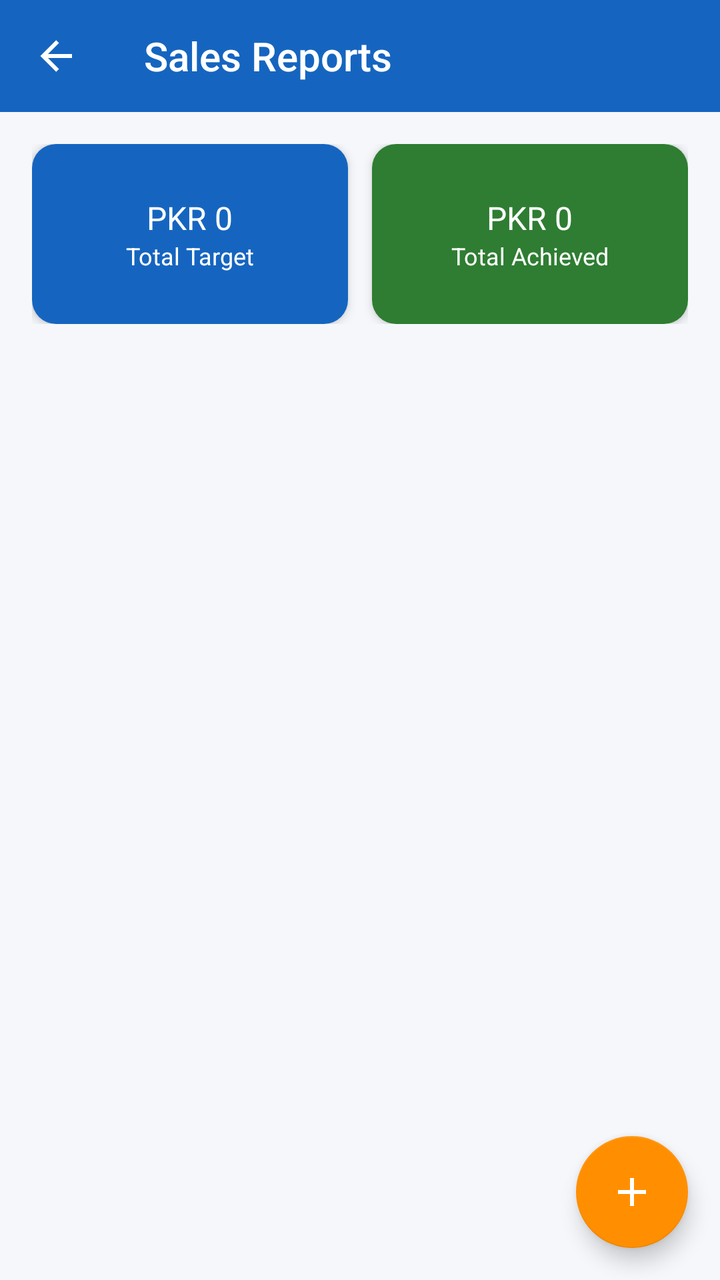
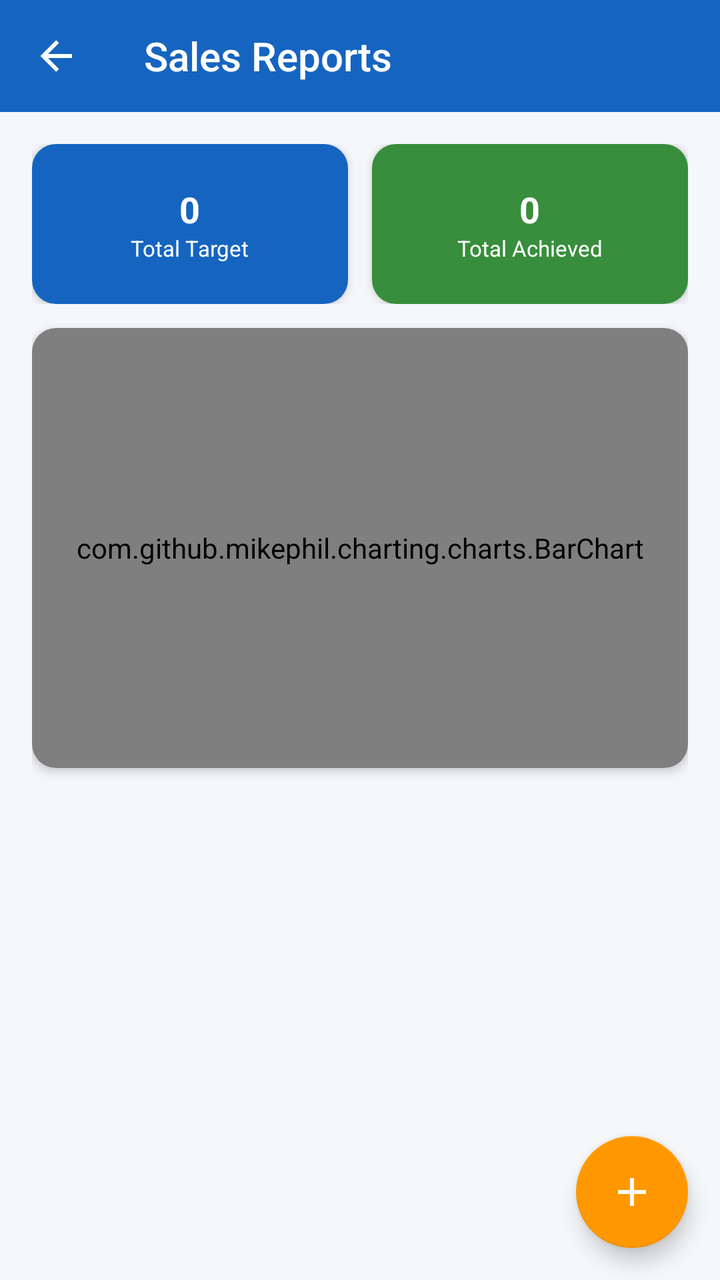

An Android layout rendered at two revisions. The XML below is the earlier revision; the diff shows what the commit changed to produce the second picture.
<!-- AndroidManifest.xml: application theme Theme.WorkVerse -->
<!-- res/layout/activity_admin_sales_report.xml -->
<?xml version="1.0" encoding="utf-8"?>
<androidx.coordinatorlayout.widget.CoordinatorLayout xmlns:android="http://schemas.android.com/apk/res/android"
    xmlns:app="http://schemas.android.com/apk/res-auto"
    android:layout_width="match_parent" android:layout_height="match_parent"
    android:background="@color/background">
    <LinearLayout android:layout_width="match_parent" android:layout_height="match_parent"
        android:orientation="vertical">
        <androidx.appcompat.widget.Toolbar android:id="@+id/toolbar"
            android:layout_width="match_parent" android:layout_height="?attr/actionBarSize"
            style="@style/WorkVerse.Toolbar" app:title="Sales Reports" app:navigationIcon="@drawable/ic_back"/>
        <ScrollView android:layout_width="match_parent" android:layout_height="0dp" android:layout_weight="1">
            <LinearLayout android:layout_width="match_parent" android:layout_height="wrap_content"
                android:orientation="vertical" android:padding="16dp">
                <LinearLayout android:layout_width="match_parent" android:layout_height="wrap_content"
                    android:orientation="horizontal" android:layout_marginBottom="12dp">
                    <androidx.cardview.widget.CardView android:layout_width="0dp" android:layout_height="90dp"
                        android:layout_weight="1" android:layout_marginEnd="6dp"
                        app:cardCornerRadius="12dp" app:cardElevation="3dp">
                        <LinearLayout android:layout_width="match_parent" android:layout_height="match_parent"
                            android:background="@color/card_blue" android:gravity="center" android:orientation="vertical">
                            <TextView android:id="@+id/tvStat1" android:layout_width="wrap_content"
                                android:layout_height="wrap_content" android:text="PKR 0"
                                android:textColor="@android:color/white" android:textSize="16sp" android:fontFamily="sans-serif-bold"/>
                            <TextView android:layout_width="wrap_content" android:layout_height="wrap_content"
                                android:text="Total Target" android:textColor="@android:color/white" android:textSize="12sp"/>
                        </LinearLayout>
                    </androidx.cardview.widget.CardView>
                    <androidx.cardview.widget.CardView android:layout_width="0dp" android:layout_height="90dp"
                        android:layout_weight="1" android:layout_marginStart="6dp"
                        app:cardCornerRadius="12dp" app:cardElevation="3dp">
                        <LinearLayout android:layout_width="match_parent" android:layout_height="match_parent"
                            android:background="@color/card_green" android:gravity="center" android:orientation="vertical">
                            <TextView android:id="@+id/tvStat2" android:layout_width="wrap_content"
                                android:layout_height="wrap_content" android:text="PKR 0"
                                android:textColor="@android:color/white" android:textSize="16sp" android:fontFamily="sans-serif-bold"/>
                            <TextView android:layout_width="wrap_content" android:layout_height="wrap_content"
                                android:text="Total Achieved" android:textColor="@android:color/white" android:textSize="12sp"/>
                        </LinearLayout>
                    </androidx.cardview.widget.CardView>
                </LinearLayout>
                <androidx.recyclerview.widget.RecyclerView android:id="@+id/recyclerView"
                    android:layout_width="match_parent" android:layout_height="wrap_content"
                    android:nestedScrollingEnabled="false" android:paddingBottom="80dp"
                    android:clipToPadding="false"/>
                <TextView android:id="@+id/tvEmpty" android:layout_width="match_parent"
                    android:layout_height="wrap_content" android:text="No sales records yet. Tap + to add."
                    android:gravity="center" android:padding="40dp"
                    android:textColor="@color/text_secondary" android:textSize="15sp" android:visibility="gone"/>
            </LinearLayout>
        </ScrollView>
        <ProgressBar android:id="@+id/progressBar" android:layout_width="wrap_content"
            android:layout_height="wrap_content" android:layout_gravity="center" android:visibility="gone"/>
    </LinearLayout>
    <com.google.android.material.floatingactionbutton.FloatingActionButton
        android:id="@+id/fabAdd"
        android:layout_width="wrap_content" android:layout_height="wrap_content"
        android:layout_gravity="bottom|end" android:layout_margin="16dp"
        app:srcCompat="@drawable/ic_add" app:tint="@android:color/white"/>
</androidx.coordinatorlayout.widget.CoordinatorLayout>
<!-- resources referenced by this layout -->
<resources>
  <color name="background">#F5F7FA</color>
  <color name="card_blue">#1565C0</color>
  <color name="card_green">#2E7D32</color>
  <color name="text_secondary">#757575</color>
  <!-- drawable ic_add (drawable) -->
  <?xml version="1.0" encoding="utf-8"?>
  <vector xmlns:android="http://schemas.android.com/apk/res/android" android:width="24dp" android:height="24dp" android:viewportWidth="24" android:viewportHeight="24">
      <path android:fillColor="#FFFFFF" android:pathData="M19,13H13V19H11V13H5V11H11V5H13V11H19V13Z"/>
  </vector>
  <!-- drawable ic_back (drawable) -->
  <?xml version="1.0" encoding="utf-8"?>
  <vector xmlns:android="http://schemas.android.com/apk/res/android" android:width="24dp" android:height="24dp" android:viewportWidth="24" android:viewportHeight="24">
      <path android:fillColor="#FFFFFF" android:pathData="M20,11V13H8L13.5,18.5L12.08,19.92L4.16,12L12.08,4.08L13.5,5.5L8,11H20Z"/>
  </vector>
  <style name="WorkVerse.Toolbar" parent="Widget.AppCompat.Toolbar">
          <item name="android:background">@color/primary</item>
          <item name="android:theme">@style/ThemeOverlay.AppCompat.Dark.ActionBar</item>
      </style>
  <style name="Theme.WorkVerse" parent="Theme.MaterialComponents.Light.NoActionBar">
          <item name="colorPrimary">@color/primary</item>
          <item name="colorPrimaryVariant">@color/primary_dark</item>
          <item name="colorOnPrimary">@color/white</item>
          <item name="colorSecondary">@color/accent</item>
          <item name="android:colorBackground">@color/background</item>
          <item name="android:statusBarColor">@color/primary_dark</item>
      </style>
  <color name="primary">#1565C0</color>
  <color name="primary_dark">#0D47A1</color>
  <color name="white">#FFFFFF</color>
  <color name="accent">#FF8F00</color>
</resources>

<!-- the commit's change to res/layout/activity_admin_sales_report.xml (unified diff, before → after) -->
@@ -1,59 +1,144 @@
 <?xml version="1.0" encoding="utf-8"?>
 <androidx.coordinatorlayout.widget.CoordinatorLayout xmlns:android="http://schemas.android.com/apk/res/android"
     xmlns:app="http://schemas.android.com/apk/res-auto"
-    android:layout_width="match_parent" android:layout_height="match_parent"
+    android:layout_width="match_parent"
+    android:layout_height="match_parent"
     android:background="@color/background">
-    <LinearLayout android:layout_width="match_parent" android:layout_height="match_parent"
+
+    <LinearLayout
+        android:layout_width="match_parent"
+        android:layout_height="match_parent"
         android:orientation="vertical">
-        <androidx.appcompat.widget.Toolbar android:id="@+id/toolbar"
-            android:layout_width="match_parent" android:layout_height="?attr/actionBarSize"
-            style="@style/WorkVerse.Toolbar" app:title="Sales Reports" app:navigationIcon="@drawable/ic_back"/>
-        <ScrollView android:layout_width="match_parent" android:layout_height="0dp" android:layout_weight="1">
-            <LinearLayout android:layout_width="match_parent" android:layout_height="wrap_content"
-                android:orientation="vertical" android:padding="16dp">
-                <LinearLayout android:layout_width="match_parent" android:layout_height="wrap_content"
-                    android:orientation="horizontal" android:layout_marginBottom="12dp">
-                    <androidx.cardview.widget.CardView android:layout_width="0dp" android:layout_height="90dp"
-                        android:layout_weight="1" android:layout_marginEnd="6dp"
-                        app:cardCornerRadius="12dp" app:cardElevation="3dp">
-                        <LinearLayout android:layout_width="match_parent" android:layout_height="match_parent"
-                            android:background="@color/card_blue" android:gravity="center" android:orientation="vertical">
-                            <TextView android:id="@+id/tvStat1" android:layout_width="wrap_content"
-                                android:layout_height="wrap_content" android:text="PKR 0"
-                                android:textColor="@android:color/white" android:textSize="16sp" android:fontFamily="sans-serif-bold"/>
-                            <TextView android:layout_width="wrap_content" android:layout_height="wrap_content"
-                                android:text="Total Target" android:textColor="@android:color/white" android:textSize="12sp"/>
+
+        <androidx.appcompat.widget.Toolbar
+            android:id="@+id/toolbar"
+            android:layout_width="match_parent"
+            android:layout_height="?attr/actionBarSize"
+            style="@style/WorkVerse.Toolbar"
+            app:title="Sales Reports"
+            app:navigationIcon="@drawable/ic_back"/>
+
+        <ScrollView
+            android:layout_width="match_parent"
+            android:layout_height="match_parent"
+            android:fillViewport="true">
+
+            <LinearLayout
+                android:layout_width="match_parent"
+                android:layout_height="wrap_content"
+                android:orientation="vertical"
+                android:padding="16dp">
+
+                
+                <LinearLayout
+                    android:layout_width="match_parent"
+                    android:layout_height="wrap_content"
+                    android:orientation="horizontal"
+                    android:layout_marginBottom="12dp">
+
+                    
+                    <androidx.cardview.widget.CardView
+                        android:layout_width="0dp"
+                        android:layout_height="80dp"
+                        android:layout_weight="1"
+                        android:layout_marginEnd="6dp"
+                        app:cardCornerRadius="12dp"
+                        app:cardElevation="3dp">
+
+                        <LinearLayout
+                            android:layout_width="match_parent"
+                            android:layout_height="match_parent"
+                            android:background="@color/card_blue"
+                            android:gravity="center"
+                            android:orientation="vertical">
+
+                            <TextView
+                                android:id="@+id/tvStat1"
+                                android:layout_width="wrap_content"
+                                android:layout_height="wrap_content"
+                                android:text="0"
+                                android:textColor="@color/white"
+                                android:textSize="18sp"
+                                android:textStyle="bold"/>
+
+                            <TextView
+                                android:layout_width="wrap_content"
+                                android:layout_height="wrap_content"
+                                android:text="Total Target"
+                                android:textColor="@color/white"
+                                android:textSize="11sp"/>
                         </LinearLayout>
                     </androidx.cardview.widget.CardView>
-                    <androidx.cardview.widget.CardView android:layout_width="0dp" android:layout_height="90dp"
-                        android:layout_weight="1" android:layout_marginStart="6dp"
-                        app:cardCornerRadius="12dp" app:cardElevation="3dp">
-                        <LinearLayout android:layout_width="match_parent" android:layout_height="match_parent"
-                            android:background="@color/card_green" android:gravity="center" android:orientation="vertical">
-                            <TextView android:id="@+id/tvStat2" android:layout_width="wrap_content"
-                                android:layout_height="wrap_content" android:text="PKR 0"
-                                android:textColor="@android:color/white" android:textSize="16sp" android:fontFamily="sans-serif-bold"/>
-                            <TextView android:layout_width="wrap_content" android:layout_height="wrap_content"
-                                android:text="Total Achieved" android:textColor="@android:color/white" android:textSize="12sp"/>
+
+                    
+                    <androidx.cardview.widget.CardView
+                        android:layout_width="0dp"
+                        android:layout_height="80dp"
+                        android:layout_weight="1"
+                        android:layout_marginStart="6dp"
+                        app:cardCornerRadius="12dp"
+                        app:cardElevation="3dp">
+
+                        <LinearLayout
+                            android:layout_width="match_parent"
+                            android:layout_height="match_parent"
+                            android:background="#388E3C"
+                            android:gravity="center"
+                            android:orientation="vertical">
+
+                            <TextView
+                                android:id="@+id/tvStat2"
+                                android:layout_width="wrap_content"
+                                android:layout_height="wrap_content"
+                                android:text="0"
+                                android:textColor="@color/white"
+                                android:textSize="18sp"
+                                android:textStyle="bold"/>
+
+                            <TextView
+                                android:layout_width="wrap_content"
+                                android:layout_height="wrap_content"
+                                android:text="Total Achieved"
+                                android:textColor="@color/white"
+                                android:textSize="11sp"/>
                         </LinearLayout>
                     </androidx.cardview.widget.CardView>
                 </LinearLayout>
-                <androidx.recyclerview.widget.RecyclerView android:id="@+id/recyclerView"
-                    android:layout_width="match_parent" android:layout_height="wrap_content"
-                    android:nestedScrollingEnabled="false" android:paddingBottom="80dp"
-                    android:clipToPadding="false"/>
-                <TextView android:id="@+id/tvEmpty" android:layout_width="match_parent"
-                    android:layout_height="wrap_content" android:text="No sales records yet. Tap + to add."
-                    android:gravity="center" android:padding="40dp"
-                    android:textColor="@color/text_secondary" android:textSize="15sp" android:visibility="gone"/>
+
+                
+                <androidx.cardview.widget.CardView
+                    android:layout_width="match_parent"
+                    android:layout_height="220dp"
+                    android:layout_marginBottom="16dp"
+                    app:cardCornerRadius="12dp"
+                    app:cardElevation="3dp">
+
+                    <com.github.mikephil.charting.charts.BarChart
+                        android:id="@+id/barChartSales"
+                        android:layout_width="match_parent"
+                        android:layout_height="match_parent"
+                        android:padding="8dp"/>
+                </androidx.cardview.widget.CardView>
+
+                
+                <androidx.recyclerview.widget.RecyclerView
+                    android:id="@+id/rvSales"
+                    android:layout_width="match_parent"
+                    android:layout_height="wrap_content"
+                    android:nestedScrollingEnabled="false"/>
+
             </LinearLayout>
         </ScrollView>
-        <ProgressBar android:id="@+id/progressBar" android:layout_width="wrap_content"
-            android:layout_height="wrap_content" android:layout_gravity="center" android:visibility="gone"/>
     </LinearLayout>
+
     <com.google.android.material.floatingactionbutton.FloatingActionButton
         android:id="@+id/fabAdd"
-        android:layout_width="wrap_content" android:layout_height="wrap_content"
-        android:layout_gravity="bottom|end" android:layout_margin="16dp"
-        app:srcCompat="@drawable/ic_add" app:tint="@android:color/white"/>
+        android:layout_width="wrap_content"
+        android:layout_height="wrap_content"
+        android:layout_gravity="bottom|end"
+        android:layout_margin="16dp"
+        android:src="@drawable/ic_add"
+        app:backgroundTint="#FF9800"
+        app:tint="@color/white"/>
+
 </androidx.coordinatorlayout.widget.CoordinatorLayout>
<!-- resource entries referenced after the edit -->
@@ -2,8 +2,6 @@
 <resources>
   <color name="background">#F5F7FA</color>
   <color name="card_blue">#1565C0</color>
-  <color name="card_green">#2E7D32</color>
-  <color name="text_secondary">#757575</color>
   <!-- drawable ic_add (drawable) -->
   <?xml version="1.0" encoding="utf-8"?>
   <vector xmlns:android="http://schemas.android.com/apk/res/android" android:width="24dp" android:height="24dp" android:viewportWidth="24" android:viewportHeight="24">
